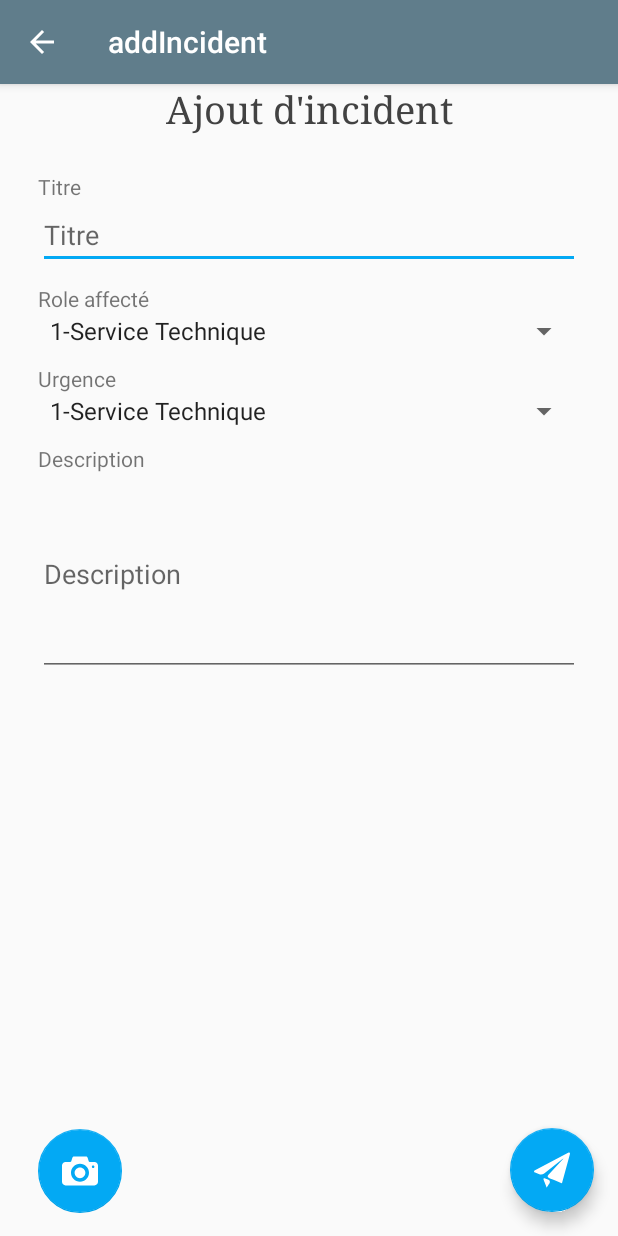
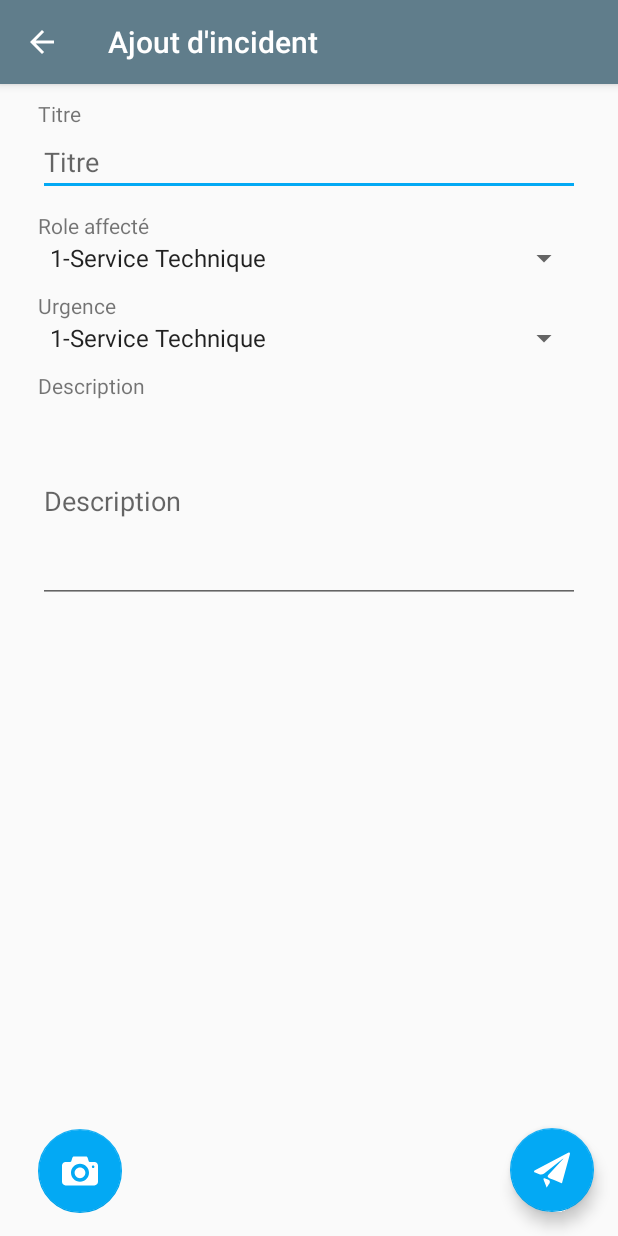
Before and after one commit to AlexanderHow/GHMAndroid2, an Android app: the screen it shows after launch (addIncident), after a tap on an icon or button, on a phone screen of 412 x 824 dp. Run offline under Robolectric (Android 15) with nearby library versions, the phone set to English and light mode, and no system bars; our stand-ins replace Room's generated code; libraries missing offline, so code that uses them is left out: android.arch.persistence, com.twitter.sdk; 4 statements that could not run were skipped.

```diff
--- a/app/src/main/java/com/td/fr/unice/polytech/ghmandroid/MainActivity.java
+++ b/app/src/main/java/com/td/fr/unice/polytech/ghmandroid/MainActivity.java
@@ -8,6 +8,8 @@ import android.graphics.Bitmap;
 import android.support.annotation.Nullable;
 import android.support.design.widget.TabLayout;
 import android.support.design.widget.FloatingActionButton;
+import android.support.v4.view.MenuItemCompat;
+import android.support.v4.widget.SwipeRefreshLayout;
 import android.support.v7.app.AppCompatActivity;
 import android.support.v7.widget.LinearLayoutManager;
 import android.support.v7.widget.RecyclerView;
@@ -25,6 +27,7 @@ import android.view.MenuItem;
 import android.view.View;
 import android.view.ViewGroup;
 
+import android.widget.SearchView;
 import android.widget.Toast;
 
 import com.td.fr.unice.polytech.ghmandroid.NF.Adapter.IncidentListAdapter;
@@ -82,11 +85,12 @@ public class MainActivity extends AppCompatActivity {
     protected void onCreate(Bundle savedInstanceState) {
         super.onCreate(savedInstanceState);
         setContentView(R.layout.activity_main);
-
         incidentViewModel = ViewModelProviders.of(this).get(IncidentViewModel.class);
 
         Toolbar toolbar = (Toolbar) findViewById(R.id.toolbar);
         setSupportActionBar(toolbar);
+        getSupportActionBar().setTitle(getString(R.string.menu_principal));
+
         // Create the adapter that will return a fragment for each of the three
         // primary sections of the activity.
         mSectionsPagerAdapter = new SectionsPagerAdapter(getSupportFragmentManager());
@@ -121,7 +125,7 @@ public class MainActivity extends AppCompatActivity {
             int urgence = Integer.valueOf(data.getStringExtra("URGENCE").split("-")[0]);
             Incident incident = new Incident(data.getStringExtra("TITRE"),data.getStringExtra("DESCRIPTION"),urgence,1,urole,1);
             incidentViewModel.insert(incident);
-            twitterLoader.postTweet(incident);
+            //twitterLoader.postTweet(incident);
             System.out.println("I WAS HERE");
             mSectionsPagerAdapter.notifyDataSetChanged(); //TODO not sure but need to refresh or notify
         } else {
@@ -138,6 +142,20 @@ public class MainActivity extends AppCompatActivity {
     public boolean onCreateOptionsMenu(Menu menu) {
         // Inflate the menu; this adds items to the action bar if it is present.
         getMenuInflater().inflate(R.menu.menu_main, menu);
+
+        final SearchView searchView = (SearchView) menu.findItem(R.id.app_bar_search).getActionView();
+        searchView.setOnQueryTextListener(new SearchView.OnQueryTextListener() {
+            @Override
+            public boolean onQueryTextSubmit(String s) {
+                return false;
+            }
+
+            @Override
+            public boolean onQueryTextChange(String s) {
+                return false;
+            }
+        });
+
         return true;
     }
 
@@ -199,6 +217,14 @@ public class MainActivity extends AppCompatActivity {
                     adapter.setIncidents(incidents);
                 }
             });
+
+            final SwipeRefreshLayout swipeRefreshLayout = (SwipeRefreshLayout) rootView.findViewById(R.id.swipe_container);
+            swipeRefreshLayout.setOnRefreshListener(new SwipeRefreshLayout.OnRefreshListener() {
+                @Override
+                public void onRefresh() {
+                    swipeRefreshLayout.setRefreshing(false);
+                }
+            });
             return rootView;
         }
     }
@@ -255,9 +281,7 @@ public class MainActivity extends AppCompatActivity {
                 @Override
                 public void success(Result<Tweet> result) {
                     Long id = result.data.getId();
-                    subTweet(id, incident.getUrgence() + "");
-                    subTweet(id, incident.getAvancement() + "");
-                    subTweet(id, incident.getUserDeposant() + "");
+                    subTweet(id, "Urgence : " + incident.getUrgence());
                     Toast.makeText(context, "Posté !", Toast.LENGTH_SHORT).show();
                     Log.i("TWITTER", "Successfully tweeted");
                 }
@@ -297,9 +321,7 @@ public class MainActivity extends AppCompatActivity {
                         @Override
                         public void success(Result<Tweet> result) {
                             Long id = result.data.getId();
-                            subTweet(id, incident.getUrgence() + "");
-                            subTweet(id, incident.getAvancement() + "");
-                            subTweet(id, incident.getUserDeposant() + "");
+                            subTweet(id, "Urgence : " + incident.getUrgence());
                             Toast.makeText(context, "Posté !", Toast.LENGTH_SHORT).show();
                             Log.i("TWITTER", "Successfully tweeted");
                         }
@@ -319,6 +341,7 @@ public class MainActivity extends AppCompatActivity {
         }
 
         private void subTweet(Long id, String string) {
+            if (!string.equals("")) {
                 TwitterApiClient twitterApiClient = TwitterCore.getInstance().getApiClient();
                 StatusesService statusesService = twitterApiClient.getStatusesService();
                 Call<Tweet> touite = statusesService.update(string, id, null,
@@ -335,6 +358,7 @@ public class MainActivity extends AppCompatActivity {
                         Log.i("TWITTER", "Failure");
                     }
                 });
+            }
         }
 
         public List<Tweet> getTweets() {
--- a/app/src/main/res/layout/content_add_incident.xml
+++ b/app/src/main/res/layout/content_add_incident.xml
@@ -11,17 +11,6 @@
     tools:context="com.td.fr.unice.polytech.ghmandroid.addIncident"
     tools:showIn="@layout/activity_add_incident">
 
-    <TextView
-        android:id="@+id/addInc"
-        android:layout_width="match_parent"
-        android:layout_height="wrap_content"
-        android:layout_marginBottom="25dp"
-        android:fontFamily="serif"
-        android:gravity="center"
-        android:text="@string/ajout_d_incident"
-        android:textColor="@color/cardview_dark_background"
-        android:textSize="25sp" />
-
     <LinearLayout
         android:layout_width="match_parent"
         android:layout_height="wrap_content"
@@ -32,6 +21,7 @@
             android:id="@+id/addIncTitle"
             android:layout_width="match_parent"
             android:layout_height="wrap_content"
+            android:layout_marginTop="10dp"
             android:text="@string/titre" />
 
         <EditText
--- a/app/src/main/res/values/strings.xml
+++ b/app/src/main/res/values/strings.xml
@@ -1,5 +1,6 @@
 <resources>
     <string name="app_name">GHMAndroid</string>
+    <string name="menu_principal">Menu Principal</string>
     <string name="tab_text_1">À faire</string>
     <string name="tab_text_2">En cours</string>
     <string name="tab_text_3">Terminés</string>
@@ -11,7 +12,7 @@
     <string name="CONSUMER_KEY"> oVSxTsl9PNLUvdabbZd4mSdja</string>
     <string name="CONSUMER_SECRET">KWk8Y9LG80rI6l1rDaMpOQ9QeF1Jce5EkY4bo4XDmlEEDCJYXv</string>
     <string name="todo">TODO</string>
-    <string name="title_activity_add_incident">addIncident</string>
+    <string name="title_activity_add_incident">Ajout d\'incident</string>
     <string name="ajout_d_incident">Ajout d\'incident</string>
     <string name="role_affect">Role affecté</string>
     <string name="titre">Titre</string>
```
Also changed, not shown: app/src/main/AndroidManifest.xml (+6 -1 lines), app/src/main/java/com/td/fr/unice/polytech/ghmandroid/NF/Fragments/TwitterFragment.java (+20 -5 lines), app/src/main/java/com/td/fr/unice/polytech/ghmandroid/addIncident.java (+5 -2 lines), app/src/main/java/com/td/fr/unice/polytech/ghmandroid/visuIncidentBasic.java (+0 -8 lines), app/src/main/res/layout/activity_visu_incident_basic.xml (+0 -7 lines), app/src/main/res/layout/fragment_main.xml (+7 -0 lines). Lines whose indentation alone changed are shown as unchanged.
